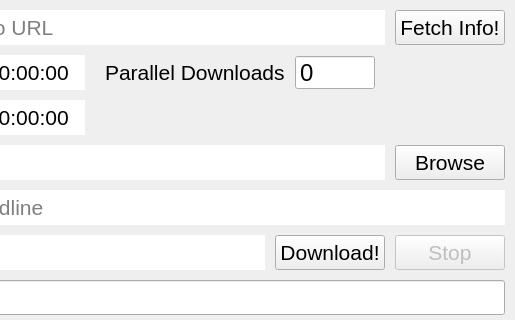
Above: ui/vod.ui from Pixelsuft/twitch-keeper before the change; both pictures show x 125 to 640 and y 0 to 320 of the 640 by 480 pixel window. Below: the same form after it.
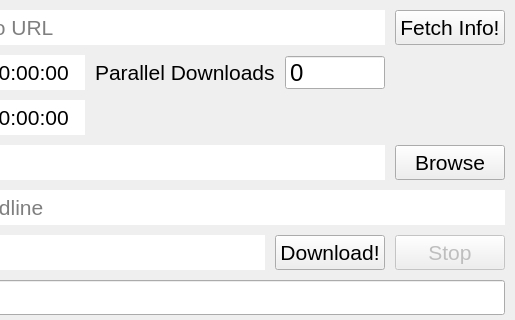
That is the form after the change. Icons and pictures are not drawn.

Diff of the .ui file:
```diff
--- a/ui/vod.ui
+++ b/ui/vod.ui
@@ -326,9 +326,9 @@
    <widget class="QSpinBox" name="parSpin">
     <property name="geometry">
      <rect>
-      <x>420</x>
+      <x>410</x>
       <y>55</y>
-      <width>80</width>
+      <width>100</width>
       <height>35</height>
      </rect>
     </property>
@@ -347,7 +347,7 @@
    <widget class="QLabel" name="parDownLabel">
     <property name="geometry">
      <rect>
-      <x>230</x>
+      <x>220</x>
       <y>55</y>
       <width>180</width>
       <height>35</height>
```
